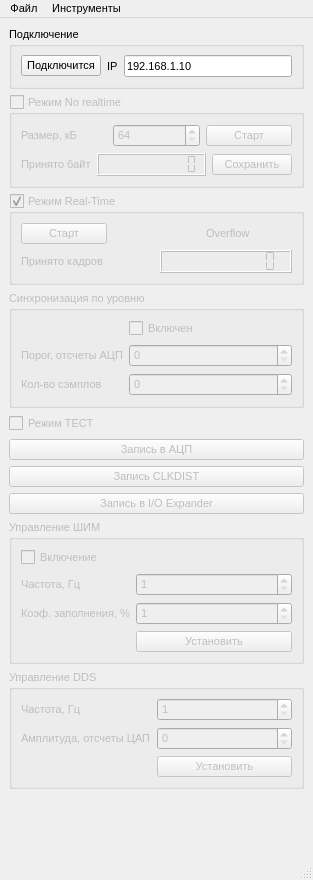
This is mainwindow.ui in reffum/digitizer_pc as Qt 5 draws it before an edit. The edited form follows.
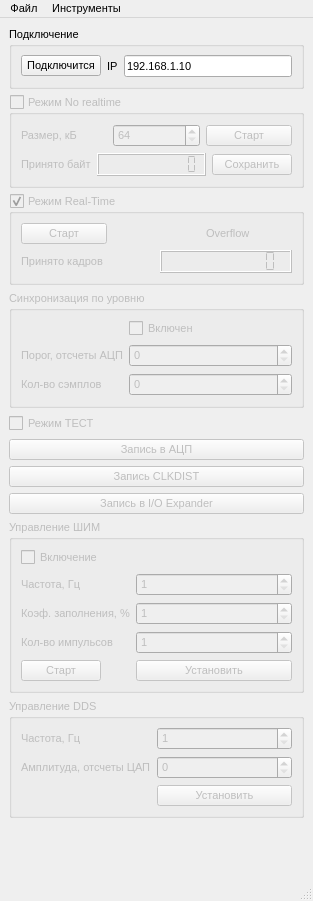
This is the edited form. Icons and pictures are not drawn. Custom widgets are drawn as their Qt base class.

Commit message: Add button for start N-pulses mode and spin box for pulse number.

Patch:
```diff
--- a/mainwindow.ui
+++ b/mainwindow.ui
@@ -7,7 +7,7 @@
     <x>0</x>
     <y>0</y>
     <width>306</width>
-    <height>880</height>
+    <height>901</height>
    </rect>
   </property>
   <property name="minimumSize">
@@ -375,13 +375,37 @@
          </property>
         </widget>
        </item>
-       <item row="3" column="1">
+       <item row="4" column="1">
         <widget class="QPushButton" name="pwm_pushButton">
          <property name="text">
           <string>Установить</string>
          </property>
         </widget>
        </item>
+       <item row="3" column="1">
+        <widget class="QSpinBox" name="pwm_n_spinBox">
+         <property name="minimum">
+          <number>1</number>
+         </property>
+         <property name="maximum">
+          <number>65535</number>
+         </property>
+        </widget>
+       </item>
+       <item row="3" column="0">
+        <widget class="QLabel" name="label_11">
+         <property name="text">
+          <string>Кол-во импульсов</string>
+         </property>
+        </widget>
+       </item>
+       <item row="4" column="0">
+        <widget class="QPushButton" name="pwm_start_PushButton">
+         <property name="text">
+          <string>Старт</string>
+         </property>
+        </widget>
+       </item>
       </layout>
      </widget>
     </item>
```
The commit also changes 5 other files.
